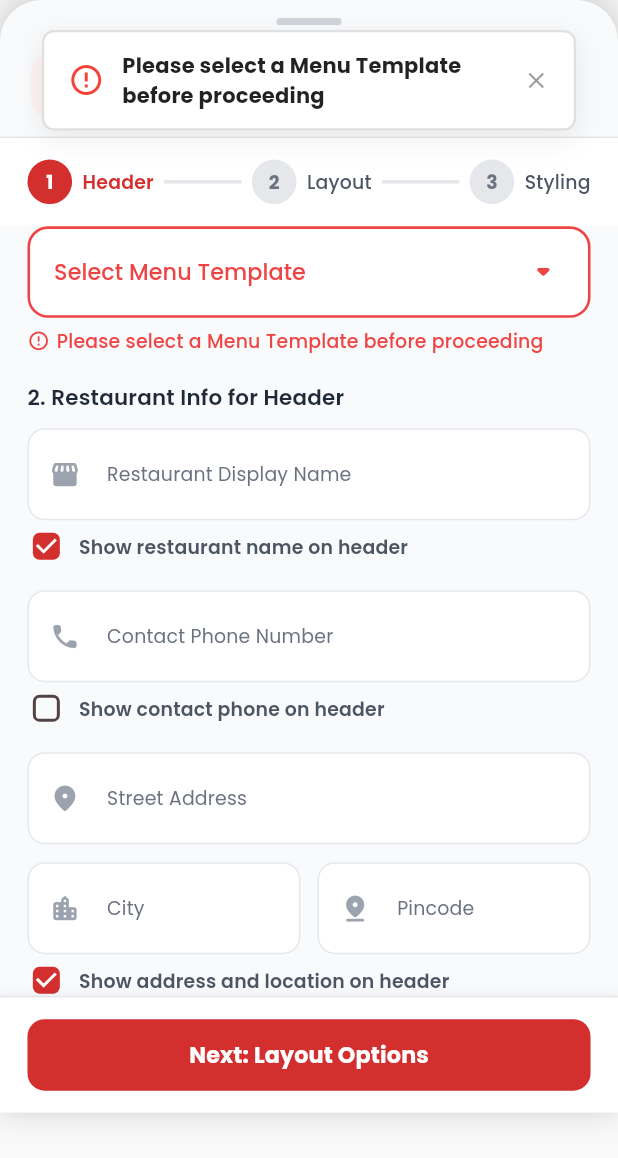
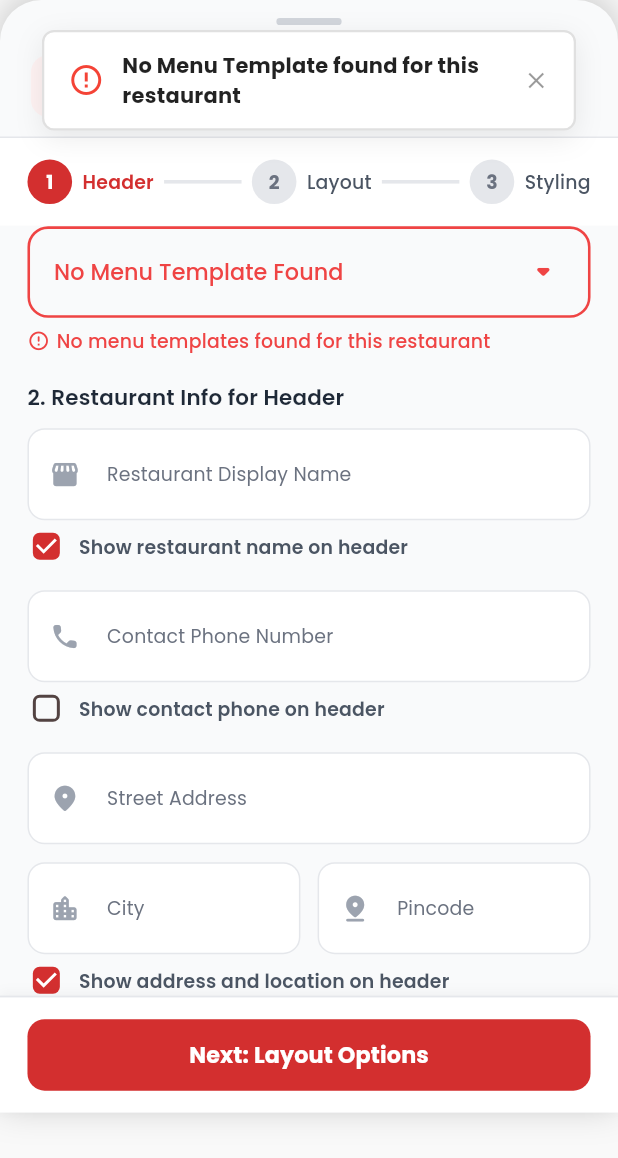
Before and after one commit to chintanjoshi01/eresto_digi_menu_flutter, a Flutter app: the DownloadMenuPdfSheet widget shown alone on an empty page, opened directly, scrolled down 46 dp, after a tap on "Next: Layout Options", on a phone screen of 412 x 824 dp. Shown: the top 1158 px of the screen. Run offline on Flutter 3.47's test engine with Material 3 defaults, Android fonts, the phone set to English and light mode, and no system bars; drawn by our look-alikes of toastification; our stand-ins replace cached_network_image, dartz, dio, equatable, firebase_core, firebase_crashlytics and 18 more; missing offline and left inert: encrypt; accounts and stored records are empty; generated files the repository leaves out were written again; network calls fail.

Commit message:
fix(v1.1.7+17): remove hardcoded fallbacks and handle empty API records cleanly
- Remove hardcoded fallback sessions (Lunch/Dinner/HI-TEA) from ActiveSessionGrid and MenuThemeController when menu_sessions/sessions are empty
- Render clean empty state cards on Dashboard and Menu screens when no sessions or templates exist
- Handle status 0 'No Record Found.' on /api/v6/menu/items and /api/v6/menu_builder/get_menu_builder_data as empty state instead of error view
- Remove hardcoded fallback PDF templates and QR channel links in ShareController and disable PDF template dropdown with 'No Menu Template Found' when empty
- Bump build number to 1.1.7+17

```diff
--- a/lib/features/items/data/datasources/items_remote_datasource.dart
+++ b/lib/features/items/data/datasources/items_remote_datasource.dart
@@ -80,7 +80,7 @@ class ItemsRemoteDataSourceImpl implements ItemsRemoteDataSource {
       final responseData = response.data;
       if (responseData is Map<String, dynamic>) {
         final parsed = V6MenuItemsResponse.fromJson(responseData);
-        if (parsed.isSuccess) {
+        if (parsed.isSuccess || parsed.isEmptyRecord) {
           if (parsed.baseUrl != null && parsed.baseUrl!.isNotEmpty) {
             if (Get.isRegistered<StorageService>()) {
               await Get.find<StorageService>().setTreasureUrl(parsed.baseUrl!);
--- a/lib/features/share/presentation/controllers/share_controller.dart
+++ b/lib/features/share/presentation/controllers/share_controller.dart
@@ -196,24 +196,38 @@ class ShareController extends GetxController {
   }
 
   void _setFallbackChannels() {
-    digitalChannels.assignAll([
-      DigitalMenuLinkModel(
-        name: 'Dine In',
-        slug: 'dine-in',
-        fullUrl: 'https://menu.eresto.in/trulyy-tadkaaz/dine-in',
-      ),
-      DigitalMenuLinkModel(
-        name: 'Ird',
-        slug: 'ird',
-        fullUrl: 'https://menu.eresto.in/trulyy-tadkaaz/ird',
-      ),
-      DigitalMenuLinkModel(
-        name: 'Takeaway',
-        slug: 'takeaway',
-        fullUrl: 'https://menu.eresto.in/trulyy-tadkaaz/takeaway',
-      ),
-    ]);
-    selectChannelByIndex(0, animate: false);
+    if (Get.isRegistered<MenuDashboardController>()) {
+      final raw = Get.find<MenuDashboardController>().rawData;
+      if (raw != null) {
+        final urls = raw.hero.menuUrls.isNotEmpty
+            ? raw.hero.menuUrls
+            : (raw.hero.menuUrl.isNotEmpty ? [raw.hero.menuUrl] : <String>[]);
+        if (urls.isNotEmpty) {
+          final parsed = <DigitalMenuLinkModel>[];
+          for (final u in urls) {
+            final clean = u.trim();
+            if (clean.isEmpty) continue;
+            final slug = clean.split('/').where((s) => s.isNotEmpty).last;
+            final label = slug.toLowerCase() == 'menu'
+                ? 'Main Menu'
+                : (slug.toLowerCase() == 'dine-in'
+                    ? 'Dine In'
+                    : (slug.toLowerCase() == 'ird' ? 'IRD' : slug.toUpperCase()));
+            parsed.add(DigitalMenuLinkModel(
+              name: label,
+              slug: slug,
+              fullUrl: clean,
+            ));
+          }
+          if (parsed.isNotEmpty) {
+            digitalChannels.assignAll(parsed);
+            selectChannelByIndex(0, animate: false);
+            return;
+          }
+        }
+      }
+    }
+    digitalChannels.clear();
   }
 
   void selectChannelByIndex(int index, {bool animate = true}) {
@@ -538,13 +552,27 @@ class ShareController extends GetxController {
         return mtc.templatesList;
       }
     }
-    return [
-      {'id': 1, 'name': 'Breakfast'},
-      {'id': 2, 'name': 'Main Menu'},
-      {'id': 3, 'name': 'Mid-Night'},
-      {'id': 4, 'name': 'HI-TEA'},
-      {'id': 5, 'name': 'Multi Menu'},
-    ];
+    if (Get.isRegistered<MenuDashboardController>()) {
+      final raw = Get.find<MenuDashboardController>().rawData;
+      if (raw != null && raw.allSessions.isNotEmpty) {
+        final seen = <int>{};
+        final fromSessions = <Map<String, dynamic>>[];
+        for (final s in raw.allSessions) {
+          if (s.menuTemplateId > 0 &&
+              s.menuTemplateName.trim().isNotEmpty &&
+              seen.add(s.menuTemplateId)) {
+            fromSessions.add({
+              'id': s.menuTemplateId,
+              'name': s.menuTemplateName.trim(),
+            });
+          }
+        }
+        if (fromSessions.isNotEmpty) {
+          return fromSessions;
+        }
+      }
+    }
+    return const [];
   }
 
   void selectTemplateForPdf(int id, {String? name}) {
@@ -584,10 +612,23 @@ class ShareController extends GetxController {
     isGeneratingPdf.value = false;
     isDownloadingPdfFile.value = false;
     _loadCachedProfileInfo();
+    if (Get.isRegistered<MenuThemeController>()) {
+      final mtc = Get.find<MenuThemeController>();
+      if (mtc.templatesList.isEmpty && !mtc.isLoading.value) {
+        mtc.fetchRemoteMenuData();
+      }
+    }
   }
 
   void nextPdfStep() {
     if (pdfCurrentStep.value == 0) {
+      final templates = getAvailableTemplates();
+      if (templates.isEmpty) {
+        showTemplateValidationError.value = true;
+        HapticFeedback.heavyImpact();
+        ToastService.showError("No Menu Template found for this restaurant");
+        return;
+      }
       if (selectedTemplateId.value <= 0) {
         showTemplateValidationError.value = true;
         HapticFeedback.heavyImpact();
--- a/lib/features/share/presentation/widgets/download_menu_pdf_sheet.dart
+++ b/lib/features/share/presentation/widgets/download_menu_pdf_sheet.dart
@@ -236,8 +236,6 @@ class DownloadMenuPdfSheet extends StatelessWidget {
   // --------------------------------------------------------------------------
 
   Widget _buildStep1Header(ShareController controller) {
-    final templates = controller.getAvailableTemplates();
-
     return Column(
       key: const ValueKey("step1"),
       crossAxisAlignment: CrossAxisAlignment.start,
@@ -245,6 +243,7 @@ class DownloadMenuPdfSheet extends StatelessWidget {
         _buildSectionTitle("1. Select Menu Template *"),
         SizedBox(height: 6.h),
         Obx(() {
+          final templates = controller.getAvailableTemplates();
           final selectedId = controller.selectedTemplateId.value;
           final hasError = controller.showTemplateValidationError.value;
 
@@ -280,6 +279,7 @@ class DownloadMenuPdfSheet extends StatelessWidget {
           }
 
           final effectiveValue = (selectedId > 0 && validIds.contains(selectedId)) ? selectedId : null;
+          final noTemplatesAvailable = dropdownItems.isEmpty;
 
           return Column(
             crossAxisAlignment: CrossAxisAlignment.start,
@@ -287,7 +287,7 @@ class DownloadMenuPdfSheet extends StatelessWidget {
               Container(
                 padding: EdgeInsets.symmetric(horizontal: 14.w, vertical: 4.h),
                 decoration: BoxDecoration(
-                  color: Colors.white,
+                  color: noTemplatesAvailable ? const Color(0xFFF9FAFB) : Colors.white,
                   borderRadius: BorderRadius.circular(12.r),
                   border: Border.all(
                     color: hasError ? const Color(0xFFEF4444) : const Color(0xFFE5E7EB),
@@ -299,7 +299,15 @@ class DownloadMenuPdfSheet extends StatelessWidget {
                     isExpanded: true,
                     value: effectiveValue,
                     hint: Text(
-                      "Select Menu Template",
+                      noTemplatesAvailable ? "No Menu Template Found" : "Select Menu Template",
+                      style: GoogleFonts.poppins(
+                        fontSize: 13.sp,
+                        fontWeight: FontWeight.w500,
+                        color: hasError ? const Color(0xFFEF4444) : const Color(0xFF9CA3AF),
+                      ),
+                    ),
+                    disabledHint: Text(
+                      "No Menu Template Found",
                       style: GoogleFonts.poppins(
                         fontSize: 13.sp,
                         fontWeight: FontWeight.w500,
@@ -308,15 +316,19 @@ class DownloadMenuPdfSheet extends StatelessWidget {
                     ),
                     icon: Icon(
                       Icons.arrow_drop_down_rounded,
-                      color: hasError ? const Color(0xFFEF4444) : AppColors.primary,
+                      color: hasError
+                          ? const Color(0xFFEF4444)
+                          : (noTemplatesAvailable ? const Color(0xFF9CA3AF) : AppColors.primary),
                       size: 24.sp,
                     ),
                     items: dropdownItems,
-                    onChanged: (newId) {
-                      if (newId != null) {
-                        controller.selectTemplateForPdf(newId);
-                      }
-                    },
+                    onChanged: noTemplatesAvailable
+                        ? null
+                        : (newId) {
+                            if (newId != null) {
+                              controller.selectTemplateForPdf(newId);
+                            }
+                          },
                   ),
                 ),
               ),
@@ -328,7 +340,9 @@ class DownloadMenuPdfSheet extends StatelessWidget {
                     SizedBox(width: 4.w),
                     Expanded(
                       child: Text(
-                        "Please select a Menu Template before proceeding",
+                        noTemplatesAvailable
+                            ? "No menu templates found for this restaurant"
+                            : "Please select a Menu Template before proceeding",
                         style: GoogleFonts.poppins(
                           fontSize: 11.sp,
                           fontWeight: FontWeight.w500,
--- a/pubspec.yaml
+++ b/pubspec.yaml
@@ -1,7 +1,7 @@
 name: eresto_menu
 description: eResto Digital Menu Management Standalone App
 publish_to: none
-version: 1.1.7+16
+version: 1.1.7+17
 
 environment:
   sdk: ">=3.2.0 <4.0.0"
```
Also changed, not shown: lib/features/dashboard/presentation/widgets/active_session_grid.dart (+1 -34 lines), lib/features/items/data/repositories/items_repository_impl.dart (+10 -10 lines), lib/features/items/domain/models/v6_menu_items_response.dart (+12 -0 lines), lib/features/items/presentation/views/items_screen.dart (+66 -49 lines), lib/features/menu/data/datasources/menu_remote_datasource.dart (+12 -4 lines), lib/features/menu/presentation/controllers/menu_theme_controller.dart (+9 -170 lines), lib/features/menu/presentation/views/menu_screen.dart (+20 -0 lines).
